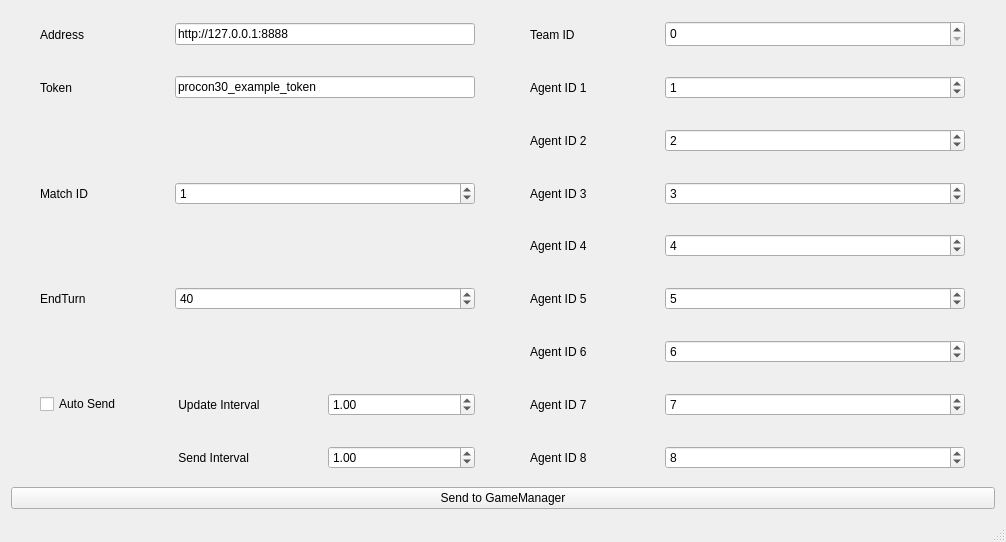
Above: Takao/takao.ui from tnct-spc/procon2019-comp before the change. Below: the same form after it.
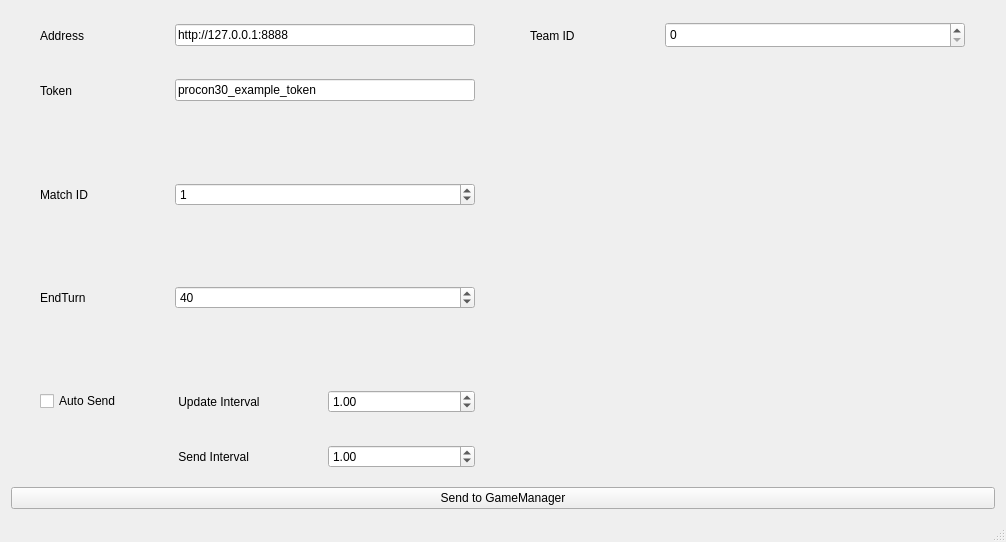
That is the form after the change.

Commit message: [remove]agent id boxes

```diff
--- a/Takao/takao.ui
+++ b/Takao/takao.ui
@@ -36,13 +36,6 @@
         </property>
        </widget>
       </item>
-      <item row="6" column="3">
-       <widget class="QLabel" name="label_9">
-        <property name="text">
-         <string>Agent ID 6</string>
-        </property>
-       </widget>
-      </item>
       <item row="3" column="1">
        <widget class="QSpinBox" name="MatchID">
         <property name="maximumSize">
@@ -73,26 +66,6 @@
         </property>
        </widget>
       </item>
-      <item row="5" column="4">
-       <widget class="QSpinBox" name="AgentID5">
-        <property name="maximum">
-         <number>1000000000</number>
-        </property>
-        <property name="value">
-         <number>5</number>
-        </property>
-       </widget>
-      </item>
-      <item row="7" column="4">
-       <widget class="QSpinBox" name="AgentID7">
-        <property name="maximum">
-         <number>1000000000</number>
-        </property>
-        <property name="value">
-         <number>7</number>
-        </property>
-       </widget>
-      </item>
       <item row="0" column="2">
        <spacer name="verticalSpacer_5">
         <property name="orientation">
@@ -132,23 +105,6 @@
         </property>
        </widget>
       </item>
-      <item row="3" column="4">
-       <widget class="QSpinBox" name="AgentID3">
-        <property name="maximum">
-         <number>1000000000</number>
-        </property>
-        <property name="value">
-         <number>3</number>
-        </property>
-       </widget>
-      </item>
-      <item row="5" column="3">
-       <widget class="QLabel" name="label_8">
-        <property name="text">
-         <string>Agent ID 5</string>
-        </property>
-       </widget>
-      </item>
       <item row="5" column="1">
        <widget class="QSpinBox" name="EndTurn">
         <property name="value">
@@ -182,57 +138,6 @@
         </property>
        </widget>
       </item>
-      <item row="1" column="3">
-       <widget class="QLabel" name="label_4">
-        <property name="text">
-         <string>Agent ID 1</string>
-        </property>
-       </widget>
-      </item>
-      <item row="2" column="4">
-       <widget class="QSpinBox" name="AgentID2">
-        <property name="maximum">
-         <number>1000000000</number>
-        </property>
-        <property name="value">
-         <number>2</number>
-        </property>
-       </widget>
-      </item>
-      <item row="4" column="3">
-       <widget class="QLabel" name="label_3">
-        <property name="text">
-         <string>Agent ID 4</string>
-        </property>
-       </widget>
-      </item>
-      <item row="4" column="4">
-       <widget class="QSpinBox" name="AgentID4">
-        <property name="maximum">
-         <number>1000000000</number>
-        </property>
-        <property name="value">
-         <number>4</number>
-        </property>
-       </widget>
-      </item>
-      <item row="1" column="4">
-       <widget class="QSpinBox" name="AgentID1">
-        <property name="maximum">
-         <number>1000000000</number>
-        </property>
-        <property name="value">
-         <number>1</number>
-        </property>
-       </widget>
-      </item>
-      <item row="2" column="3">
-       <widget class="QLabel" name="label_5">
-        <property name="text">
-         <string>Agent ID 2</string>
-        </property>
-       </widget>
-      </item>
       <item row="1" column="2">
        <spacer name="verticalSpacer_4">
         <property name="orientation">
@@ -281,29 +186,6 @@
         </property>
        </widget>
       </item>
-      <item row="3" column="3">
-       <widget class="QLabel" name="label_6">
-        <property name="maximumSize">
-         <size>
-          <width>100</width>
-          <height>16777215</height>
-         </size>
-        </property>
-        <property name="text">
-         <string>Agent ID 3</string>
-        </property>
-       </widget>
-      </item>
-      <item row="6" column="4">
-       <widget class="QSpinBox" name="AgentID6">
-        <property name="maximum">
-         <number>1000000000</number>
-        </property>
-        <property name="value">
-         <number>6</number>
-        </property>
-       </widget>
-      </item>
       <item row="2" column="2">
        <spacer name="verticalSpacer_3">
         <property name="orientation">
@@ -317,13 +199,6 @@
         </property>
        </spacer>
       </item>
-      <item row="7" column="3">
-       <widget class="QLabel" name="label_7">
-        <property name="text">
-         <string>Agent ID 7</string>
-        </property>
-       </widget>
-      </item>
       <item row="7" column="2">
        <spacer name="verticalSpacer_8">
         <property name="orientation">
@@ -350,16 +225,6 @@
         </property>
        </spacer>
       </item>
-      <item row="8" column="4">
-       <widget class="QSpinBox" name="AgentID8">
-        <property name="maximum">
-         <number>1000000000</number>
-        </property>
-        <property name="value">
-         <number>8</number>
-        </property>
-       </widget>
-      </item>
       <item row="0" column="0">
        <widget class="QLabel" name="label_10">
         <property name="text">
@@ -367,13 +232,6 @@
         </property>
        </widget>
       </item>
-      <item row="8" column="3">
-       <widget class="QLabel" name="label_13">
-        <property name="text">
-         <string>Agent ID 8</string>
-        </property>
-       </widget>
-      </item>
       <item row="1" column="1">
        <widget class="QLineEdit" name="Token">
         <property name="maximumSize">
```
The commit also changes 2 other files.
